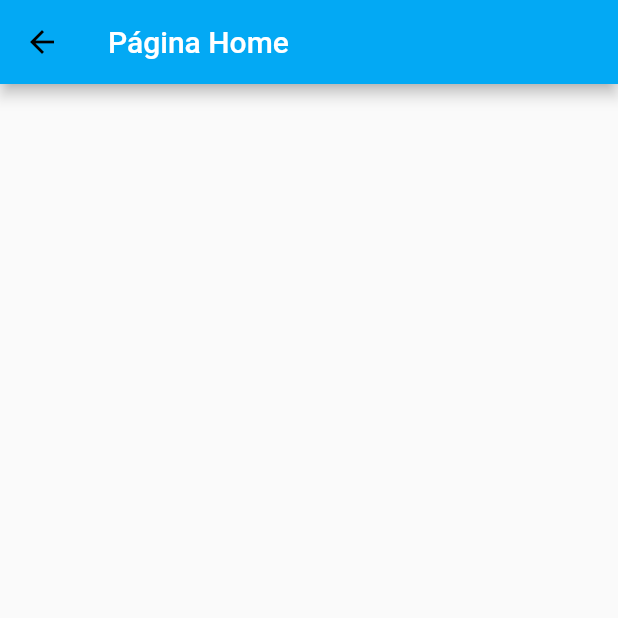
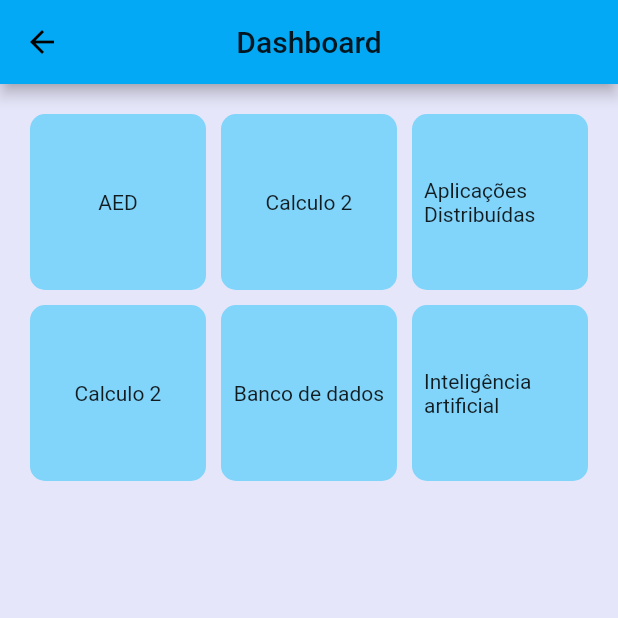
Before and after one commit to evertonrezende/app_distribuida, a Flutter app: the screen it shows after launch, after a tap on "Login", on a phone screen of 412 x 824 dp, the top half of it. Run offline on Flutter 3.47's test engine with Material 2 defaults, Android fonts, the phone set to English and light mode, and no system bars.

Commit message:
alteração 1702

```diff
--- a/lib/main.dart
+++ b/lib/main.dart
@@ -11,10 +11,13 @@ class MyApp extends StatelessWidget {
       title: 'Simplifica AED ',
       theme: ThemeData(
         primarySwatch: Colors.lightBlue,
-         primaryTextTheme: TextTheme(
+        scaffoldBackgroundColor: Color(0XFFE6E6FA),
+        primaryTextTheme: TextTheme(
             title: TextStyle(
-               color: Colors.white
-            )
+               //color: Colors.white,
+
+            ),
+
           )
       ),
       home: Login(),
--- a/lib/pages/home.dart
+++ b/lib/pages/home.dart
@@ -5,9 +5,82 @@ class HomePage extends StatelessWidget {
   Widget build(BuildContext context) {
     return Scaffold(
       appBar: AppBar(
-        title: Text('Página Home'),
+        title: Text('Dashboard'),
+        centerTitle: true,
 
       ),
+      body: GridView.count(
+        primary: false,
+        padding: const EdgeInsets.all(20),
+        crossAxisSpacing: 10,
+        mainAxisSpacing: 10,
+        crossAxisCount: 3,
+
+        //color: Colors.lightBlue[50],
+        children: <Widget>[
+          Container(
+            decoration: BoxDecoration(
+              color: Colors.lightBlue[200],
+              borderRadius: BorderRadius.circular(10)
+            ),
+            padding: const EdgeInsets.all(8),
+            child: const Text("AED"),
+            alignment: Alignment.center,
+
+          ),
+          Container(
+             decoration: BoxDecoration(
+              color: Colors.lightBlue[200],
+              borderRadius: BorderRadius.circular(10)
+            ),
+            padding: const EdgeInsets.all(8),
+            child: const Text("Calculo 2"),
+            alignment: Alignment.center,
+
+          ),
+          Container(
+             decoration: BoxDecoration(
+              color: Colors.lightBlue[200],
+              borderRadius: BorderRadius.circular(10)
+            ),
+            padding: const EdgeInsets.all(8),
+            child: const Text("Aplicações Distribuídas"),
+            alignment: Alignment.center,
+
+          ),
+          Container(
+             decoration: BoxDecoration(
+              color: Colors.lightBlue[200],
+              borderRadius: BorderRadius.circular(10)
+            ),
+            padding: const EdgeInsets.all(8),
+            child: const Text("Calculo 2"),
+            alignment: Alignment.center,
+
+          ),
+          Container(
+             decoration: BoxDecoration(
+              color: Colors.lightBlue[200],
+              borderRadius: BorderRadius.circular(10)
+            ),
+            padding: const EdgeInsets.all(8),
+            child: const Text("Banco de dados"),
+            alignment: Alignment.center,
+
+          ),
+          Container(
+             decoration: BoxDecoration(
+              color: Colors.lightBlue[200],
+              borderRadius: BorderRadius.circular(10)
+            ),
+            padding: const EdgeInsets.all(8),
+            child: const Text("Inteligência artificial"),
+            alignment: Alignment.center,
+
+          ),
+        ],
+      )
     );
   }
+
 }
--- a/lib/pages/login.dart
+++ b/lib/pages/login.dart
@@ -7,8 +7,10 @@ class Login extends StatelessWidget {
   @override
   Widget build(BuildContext context) {
     return Scaffold(
+
         body: Container(
-          color: Colors.white,
+          //color: Colors.white,
+          color:Color(0XFFE6E6FA),
           padding: EdgeInsets.only(
               top:60, left:40, right:40, bottom:20
           ),
@@ -57,13 +59,14 @@ class Login extends StatelessWidget {
                   style:TextStyle(fontSize:20) //propriedades do texto interno
                 ),
                  SizedBox(  //espaço um pouco mais depois do campo da senha para o botão
-                  height: 70,
+                  height: 10,
                 ),
+
 
                 //container do botão
                 Container(
                   height: 60,
-                  alignment: Alignment.centerLeft,
+                  alignment: Alignment.center,
                   decoration: BoxDecoration(
                     gradient: LinearGradient(
                       begin:Alignment.topLeft,
@@ -93,7 +96,7 @@ class Login extends StatelessWidget {
                               fontSize:20,
 
                             ),
-                            textAlign: TextAlign.left,
+                            textAlign: TextAlign.center,
 
                           ),
                           Container(
@@ -120,7 +123,7 @@ class Login extends StatelessWidget {
                   height: 10,
                 ),
 
-                //botao google
+
                 Container(
                   height: 40,
                   child: FlatButton(
```
Also changed, not shown: lib/pages/cadastrar.dart (+11 -45 lines).
